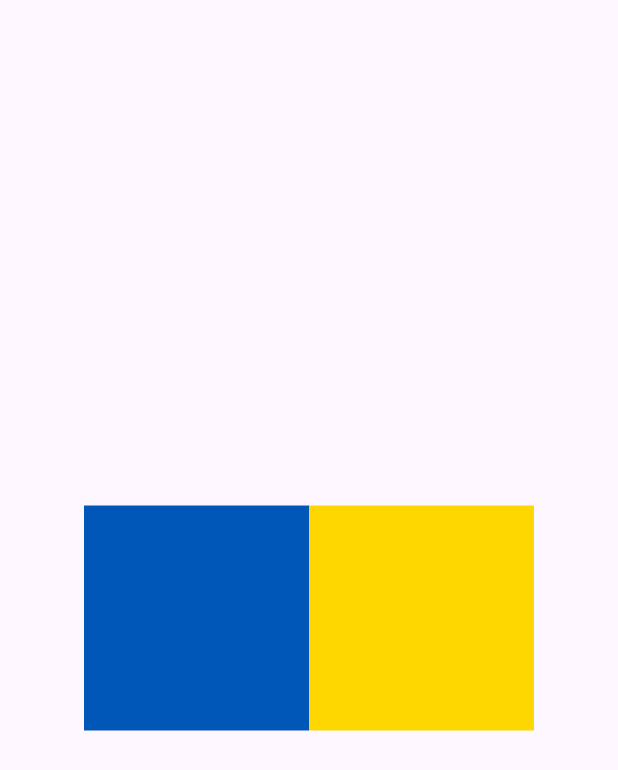
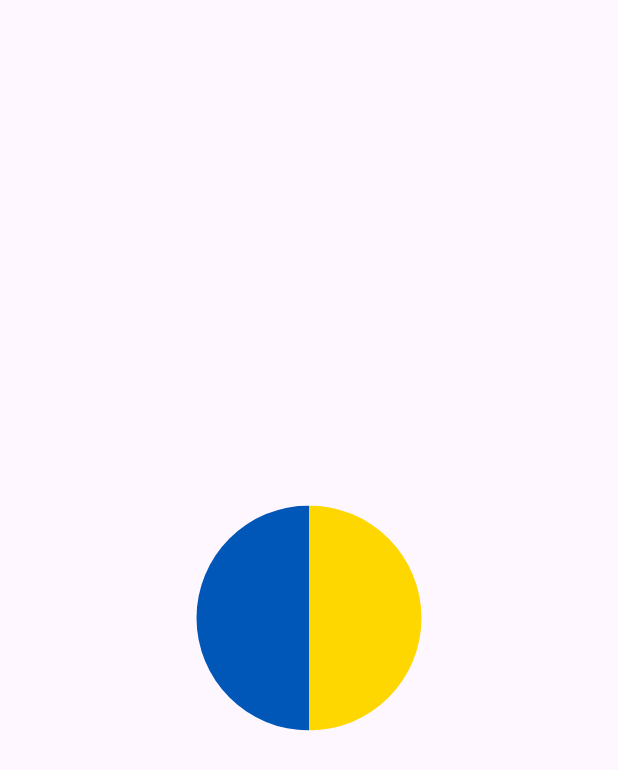
Before and after one commit to hammadx02/flutter-animations, a Flutter app: the screen it shows after launch, on a phone screen of 412 x 824 dp. Shown: the top 770 px of the screen. Run offline on Flutter 3.47's test engine with Material 3 defaults, Android fonts, the phone set to English and light mode, and no system bars.

Commit message:
clipped the containers

```diff
--- a/lib/example_2.dart
+++ b/lib/example_2.dart
@@ -1,4 +1,5 @@
 import 'package:flutter/material.dart';
+import 'package:flutter/widgets.dart';
 
 class Example2 extends StatefulWidget {
   const Example2({super.key});
@@ -44,6 +45,21 @@ extension ToPath on CircleSide {
   }
 }
 
+class HalfCircleCliper extends CustomClipper<Path> {
+  final CircleSide side;
+
+  HalfCircleCliper({
+    super.reclip,
+    required this.side,
+  });
+
+  @override
+  Path getClip(Size size) => side.toPath(size);
+
+  @override
+  bool shouldReclip(covariant CustomClipper<Path> oldClipper) => true;
+}
+
 class _Example2State extends State<Example2> {
   @override
   Widget build(BuildContext context) {
@@ -52,15 +68,21 @@ class _Example2State extends State<Example2> {
         child: Row(
           mainAxisAlignment: MainAxisAlignment.center,
           children: [
-            Container(
+            ClipPath(
+              clipper: HalfCircleCliper(side: CircleSide.left),
+              child: Container(
                 color: const Color(0xff0057b7),
                 width: 150,
                 height: 150,
               ),
-            Container(
+            ),
+            ClipPath(
+              clipper: HalfCircleCliper(side: CircleSide.right),
+              child: Container(
                 color: const Color(0xffffd700),
                 width: 150,
                 height: 150,
+              ),
             ),
           ],
         ),
```
Lines whose indentation alone changed are shown as unchanged.
